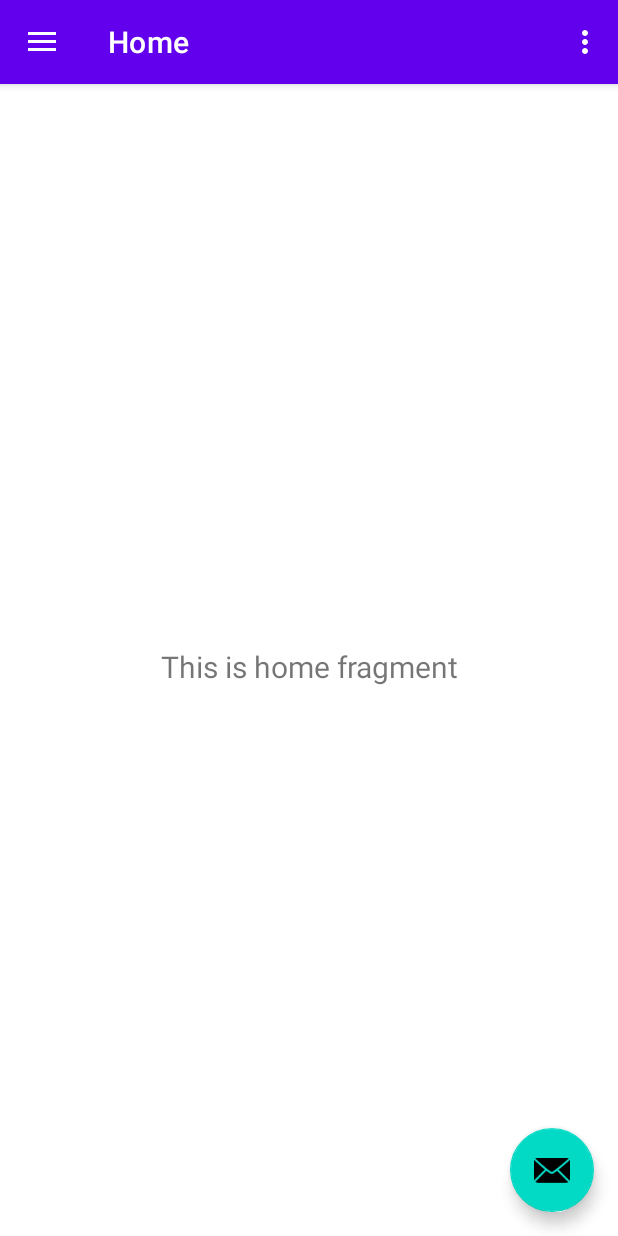
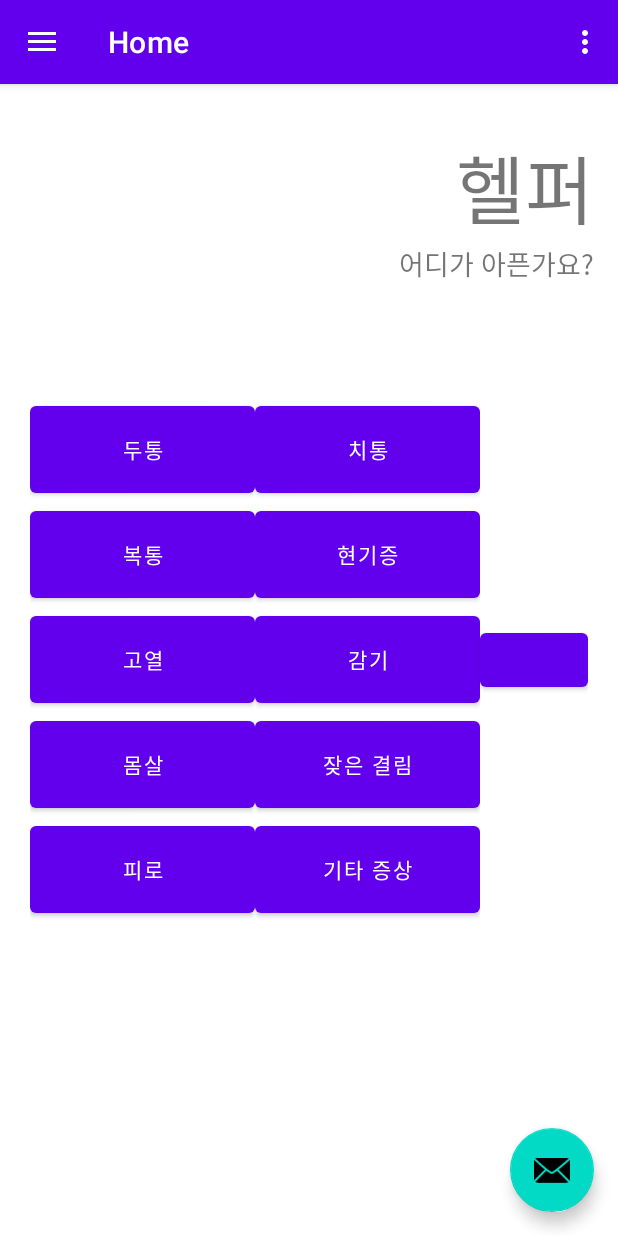
Before and after one commit to ParkDaeHee3/app_test_helper, an Android app: the screen it shows after launch (MainActivity), on a phone screen of 412 x 824 dp. Run offline under Robolectric (Android 15) with nearby library versions, the phone set to English and light mode, and no system bars; our stand-ins replace navigation-ui.

```diff
--- a/app/src/main/java/com/example/app_test_helper/ui/home/HomeFragment.java
+++ b/app/src/main/java/com/example/app_test_helper/ui/home/HomeFragment.java
@@ -4,13 +4,16 @@ import android.os.Bundle;
 import android.view.LayoutInflater;
 import android.view.View;
 import android.view.ViewGroup;
+import android.widget.Button;
 import android.widget.TextView;
 
 import androidx.annotation.NonNull;
 import androidx.fragment.app.Fragment;
+import androidx.fragment.app.FragmentTransaction;
 import androidx.lifecycle.ViewModelProvider;
 
 import com.example.app_test_helper.databinding.FragmentHomeBinding;
+import com.google.android.material.snackbar.Snackbar;
 
 public class HomeFragment extends Fragment {
 
@@ -24,8 +27,34 @@ public class HomeFragment extends Fragment {
         binding = FragmentHomeBinding.inflate(inflater, container, false);
         View root = binding.getRoot();
 
-        final TextView textView = binding.textHome;
-        homeViewModel.getText().observe(getViewLifecycleOwner(), textView::setText);
+        //final TextView textView = binding.textHome;
+        final Button button1 = binding.button1;
+        final Button button2 = binding.button2;
+        final Button button3 = binding.button3;
+        final Button button4 = binding.button4;
+        final Button button5 = binding.button5;
+        final Button button6 = binding.button6;
+        final Button button7 = binding.button7;
+        final Button button8 = binding.button8;
+        final Button button9 = binding.button9;
+        final Button button10 = binding.button10;
+        final Button btnmap = binding.btnmap;
+
+
+        // button1에 리스너 설정
+        button1.setOnClickListener(new View.OnClickListener() {
+            @Override
+            public void onClick(View v) {
+//                FragmentTransaction transaction = getActivity().getSupportFragmentManager().beginTransaction();
+//                HomeFragment homeFragment = new HomeFragment();
+//                //main_layout에 homeFragment로 transaction 한다.
+//                transaction.replace(R.id.main_layout, homeFragment);
+//                //꼭 commit을 해줘야 바뀐다.
+//                transaction.commit();
+            }
+        });
+
+        //homeViewModel.getText().observe(getViewLifecycleOwner(), textView::setText);
         return root;
     }
 
--- a/app/src/main/res/layout/fragment_home.xml
+++ b/app/src/main/res/layout/fragment_home.xml
@@ -6,17 +6,127 @@
     android:layout_height="match_parent"
     tools:context=".ui.home.HomeFragment">
 
-    <TextView
-        android:id="@+id/text_home"
+    <!-- 버튼들 -->
+    <LinearLayout
         android:layout_width="match_parent"
-        android:layout_height="wrap_content"
-        android:layout_marginStart="8dp"
-        android:layout_marginTop="8dp"
-        android:layout_marginEnd="8dp"
-        android:textAlignment="center"
-        android:textSize="20sp"
+        android:layout_height="match_parent"
+        android:layout_margin="20dp"
+        android:gravity="center"
+        android:orientation="horizontal"
         app:layout_constraintBottom_toBottomOf="parent"
         app:layout_constraintEnd_toEndOf="parent"
         app:layout_constraintStart_toStartOf="parent"
-        app:layout_constraintTop_toTopOf="parent" />
+        app:layout_constraintTop_toTopOf="parent">
+
+        <!-- 왼쪽 버튼들 -->
+        <LinearLayout
+            android:layout_width="wrap_content"
+            android:layout_height="wrap_content"
+            android:gravity="center"
+            android:orientation="vertical">
+
+            <Button
+                android:id="@+id/button1"
+                android:layout_width="150dp"
+                android:layout_height="70dp"
+                android:text="두통" />
+
+            <Button
+                android:id="@+id/button2"
+                android:layout_width="150dp"
+                android:layout_height="70dp"
+                android:text="복통" />
+
+            <Button
+                android:id="@+id/button3"
+                android:layout_width="150dp"
+                android:layout_height="70dp"
+                android:text="고열" />
+
+            <Button
+                android:id="@+id/button4"
+                android:layout_width="150dp"
+                android:layout_height="70dp"
+                android:text="몸살" />
+
+            <Button
+                android:id="@+id/button5"
+                android:layout_width="150dp"
+                android:layout_height="70dp"
+                android:text="피로" />
+        </LinearLayout>
+
+
+        <!-- 오른쪽 버튼들 -->
+        <LinearLayout
+            android:layout_width="wrap_content"
+            android:layout_height="wrap_content"
+            android:gravity="center"
+            android:orientation="vertical">
+
+            <Button
+                android:id="@+id/button6"
+                android:layout_width="150dp"
+                android:layout_height="70dp"
+                android:text="치통" />
+
+            <Button
+                android:id="@+id/button7"
+                android:layout_width="150dp"
+                android:layout_height="70dp"
+                android:text="현기증" />
+
+            <Button
+                android:id="@+id/button8"
+                android:layout_width="150dp"
+                android:layout_height="70dp"
+                android:text="감기" />
+
+            <Button
+                android:id="@+id/button9"
+                android:layout_width="150dp"
+                android:layout_height="70dp"
+                android:text="잦은 결림" />
+
+            <Button
+                android:id="@+id/button10"
+                android:layout_width="150dp"
+                android:layout_height="70dp"
+                android:text="기타 증상" />
+        </LinearLayout>
+        <Button
+            android:layout_width="wrap_content"
+            android:layout_height="wrap_content"
+            android:id="@+id/btnmap"/>
+
+    </LinearLayout>
+
+    <!-- 오른쪽에 정렬된 텍스트뷰 -->
+    <LinearLayout
+        android:layout_width="wrap_content"
+        android:layout_height="wrap_content"
+        android:layout_margin="16dp"
+        android:layout_marginEnd="12dp"
+        android:gravity="end"
+        android:orientation="vertical"
+        app:layout_constraintBottom_toBottomOf="parent"
+        app:layout_constraintEnd_toEndOf="parent"
+        app:layout_constraintTop_toTopOf="parent"
+        app:layout_constraintVertical_bias="0.025">
+
+        <TextView
+            android:id="@+id/textView4"
+            android:layout_width="wrap_content"
+            android:layout_height="wrap_content"
+            android:text="헬퍼"
+            android:textSize="50sp" />
+
+        <TextView
+            android:id="@+id/textView5"
+            android:layout_width="wrap_content"
+            android:layout_height="wrap_content"
+            android:text="어디가 아픈가요?"
+            android:textSize="18sp" />
+    </LinearLayout>
+
 </androidx.constraintlayout.widget.ConstraintLayout>
--- a/app/src/main/res/navigation/mobile_navigation.xml
+++ b/app/src/main/res/navigation/mobile_navigation.xml
@@ -22,4 +22,11 @@
         android:name="com.example.app_test_helper.ui.slideshow.SlideshowFragment"
         android:label="@string/menu_slideshow"
         tools:layout="@layout/fragment_slideshow" />
+
+    <fragment
+        android:id="@+id/nav_headache"
+        android:name="com.example.app_test_helper.ui.slideshow.SlideshowFragment"
+        android:label="@string/menu_slideshow"
+        tools:layout="@layout/fragment_headache" />
+
 </navigation>
```
Also changed, not shown: app/src/main/java/com/example/app_test_helper/ui/home/HeadacheFragment.java (added, +35 -0 lines), app/src/main/java/com/example/app_test_helper/ui/home/HeadacheModel.java (added, +15 -0 lines), app/src/main/res/layout/fragment_headache.xml (added, +128 -0 lines).
